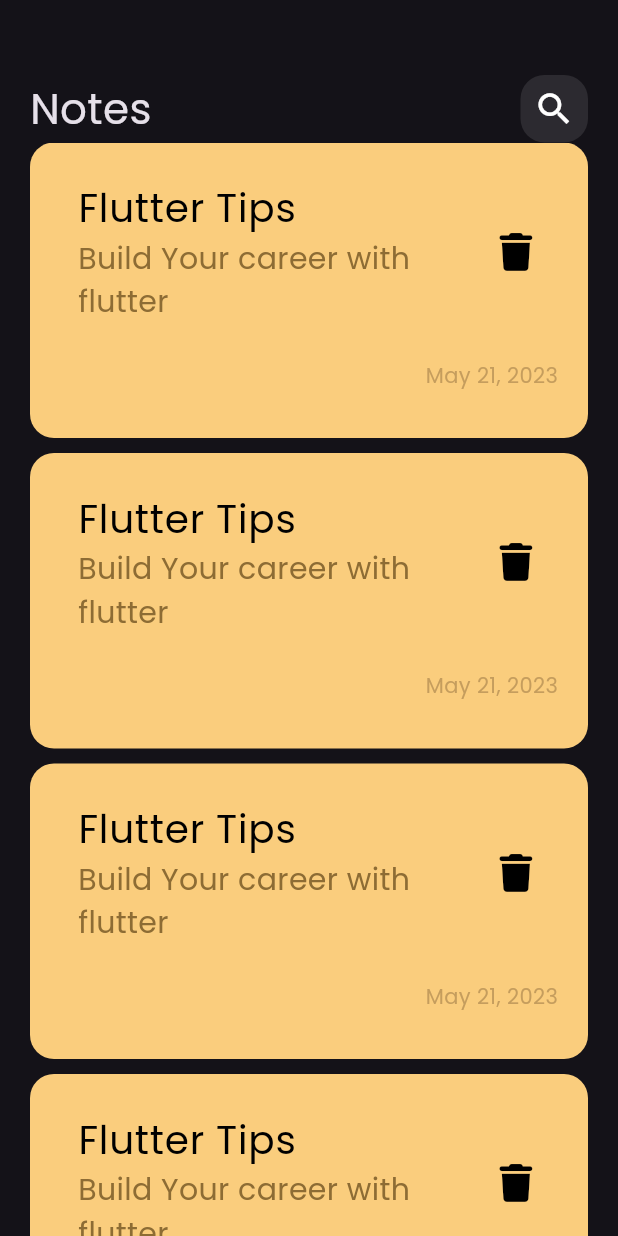
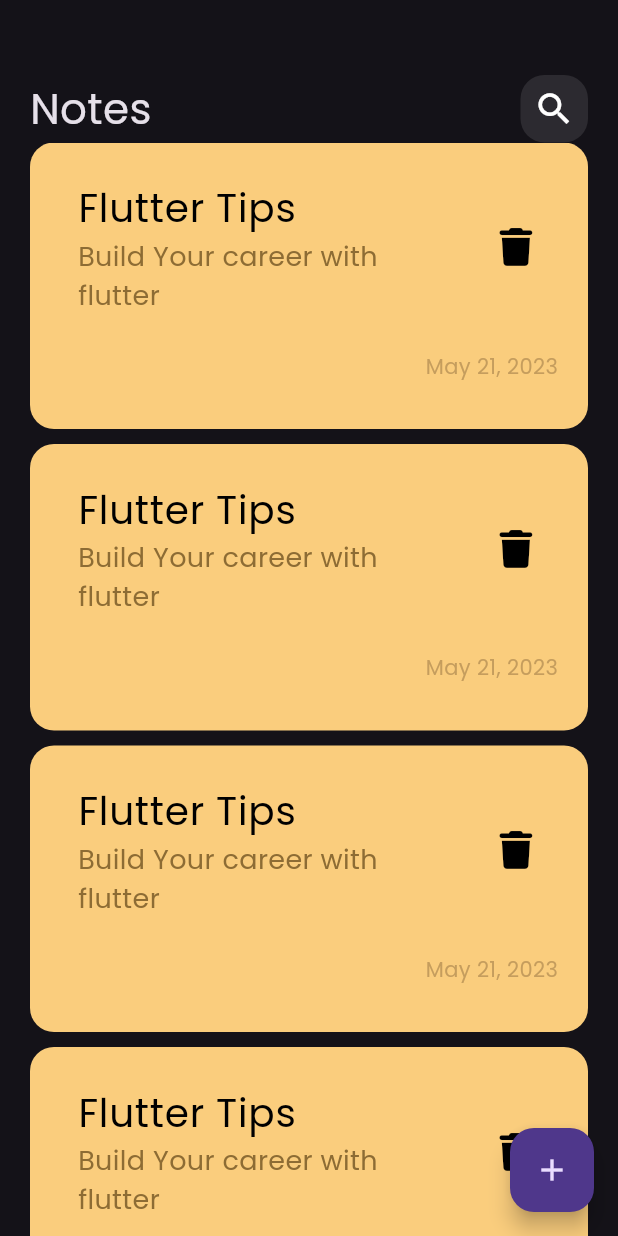
Before and after one commit to Eng-Mosad-99/notes, a Flutter app: the screen it shows after launch, on a phone screen of 412 x 824 dp. Run offline on Flutter 3.47's test engine with Material 3 defaults, Android fonts, the phone set to English and light mode, and no system bars; our stand-ins replace font_awesome_flutter.

Commit message:
add floating action button

```diff
--- a/lib/views/notes_view.dart
+++ b/lib/views/notes_view.dart
@@ -7,8 +7,12 @@ class NotesView extends StatelessWidget {
 
   @override
   Widget build(BuildContext context) {
-    return const Scaffold(
-      body: NotesViewBody(),
+    return Scaffold(
+      body: const NotesViewBody(),
+      floatingActionButton: FloatingActionButton(
+        onPressed: () {},
+        child: const Icon(Icons.add),
+      ),
     );
   }
 }
--- a/lib/widgets/notes_item.dart
+++ b/lib/widgets/notes_item.dart
@@ -27,7 +27,7 @@ class NotesItem extends StatelessWidget {
               'Build Your career with flutter',
               style: TextStyle(
                 color: Color(0xff8d6c34),
-                fontSize: 20,
+                fontSize: 18,
               ),
             ),
             trailing: IconButton(
--- a/lib/widgets/notes_view_body.dart
+++ b/lib/widgets/notes_view_body.dart
@@ -1,6 +1,5 @@
 import 'package:flutter/material.dart';
 import 'package:notes/widgets/custom_appBar.dart';
-import 'package:notes/widgets/notes_item.dart';
 
 import 'notes_listView.dart';
 
```
